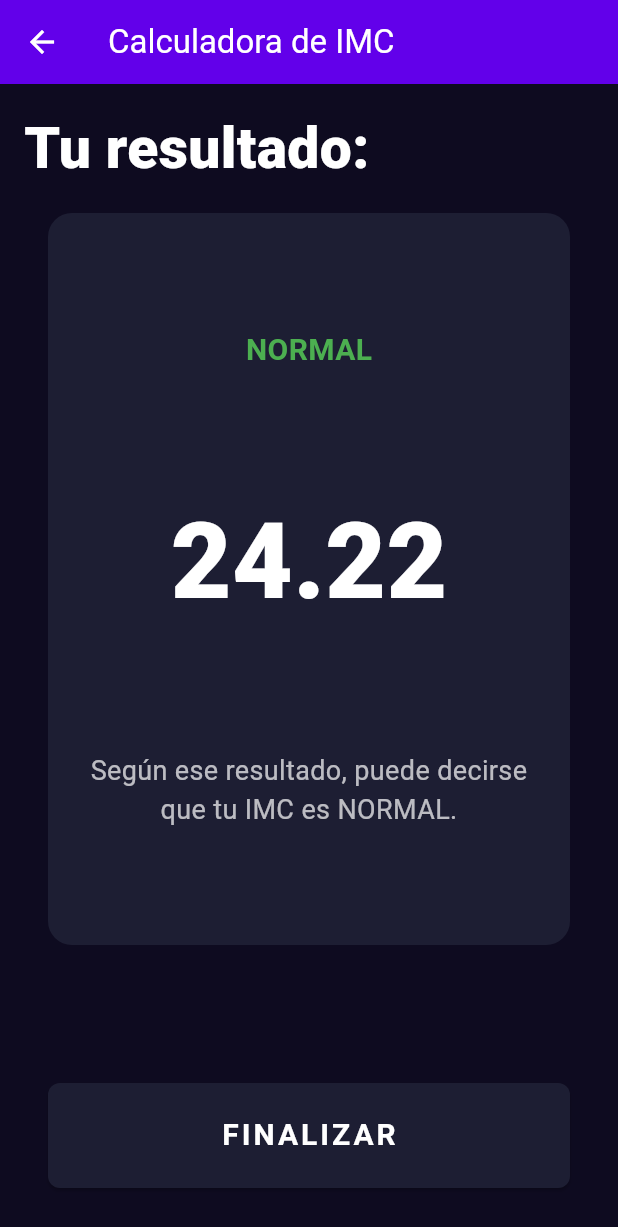
After one commit to drfcozapata/bmi_calculator, a Flutter app: the screen it shows after launch, after a tap on the "remove" icon, after a tap on the "add" icon, after a tap on "CALCULAR IMC", on a phone screen of 412 x 824 dp. The commit adds this screen. Shown: the top 1227 px of the screen. Run offline on Flutter 3.47's test engine with Material 3 defaults, Android fonts, the phone set to English and light mode, and no system bars.

Commit message:
App finished

```diff
--- a/lib/components/height_selector.dart
+++ b/lib/components/height_selector.dart
@@ -3,15 +3,20 @@ import 'package:imc_calculator/core/app_colors.dart';
 import 'package:imc_calculator/core/text_styles.dart';
 
 class HeightSelector extends StatefulWidget {
-  const HeightSelector({super.key});
+  final double selectedHeight;
+  final Function(double) onHeightChange;
+
+  const HeightSelector({
+    super.key,
+    required this.selectedHeight,
+    required this.onHeightChange,
+  });
 
   @override
   State<HeightSelector> createState() => _HeightSelectorState();
 }
 
 class _HeightSelectorState extends State<HeightSelector> {
-  double height = 170;
-
   @override
   Widget build(BuildContext context) {
     return Padding(
@@ -25,13 +30,14 @@ class _HeightSelectorState extends State<HeightSelector> {
         child: Column(
           children: [
             Text('Altura'.toUpperCase(), style: TextStyles.bodyText),
-            Text('${height.toStringAsFixed(0)} cm', style: TextStyles.bigText),
+            Text(
+              '${widget.selectedHeight.toStringAsFixed(0)} cm',
+              style: TextStyles.bigText,
+            ),
             Slider(
-              value: height,
-              onChanged: (newValue) {
-                setState(() {
-                  height = newValue;
-                });
+              value: widget.selectedHeight,
+              onChanged: (newHeight) {
+                widget.onHeightChange(newHeight);
               },
               min: 140,
               max: 210,
--- a/lib/components/number_selector.dart
+++ b/lib/components/number_selector.dart
@@ -38,6 +38,7 @@ class _NumberSelectorState extends State<NumberSelector> {
               mainAxisAlignment: MainAxisAlignment.center,
               children: [
                 FloatingActionButton(
+                  heroTag: null,
                   onPressed: () {
                     widget.onDecrement();
                   },
@@ -47,6 +48,7 @@ class _NumberSelectorState extends State<NumberSelector> {
                 ),
                 SizedBox(width: 16),
                 FloatingActionButton(
+                  heroTag: null,
                   onPressed: () {
                     widget.onIncrement();
                   },
--- /dev/null
+++ b/lib/core/button_styles.dart
@@ -0,0 +1,11 @@
+import 'package:flutter/material.dart';
+import 'package:imc_calculator/core/app_colors.dart';
+
+class ButtonStyles {
+  static ButtonStyle finalButton = ButtonStyle(
+    shape: WidgetStatePropertyAll(
+      RoundedRectangleBorder(borderRadius: BorderRadius.circular(8)),
+    ),
+    backgroundColor: WidgetStatePropertyAll(AppColors.backgroundComponent),
+  );
+}
--- a/lib/core/text_styles.dart
+++ b/lib/core/text_styles.dart
@@ -1,6 +1,12 @@
 import 'package:flutter/material.dart';
 
 class TextStyles {
+  static const TextStyle bigResult = TextStyle(
+    color: Colors.white,
+    fontWeight: FontWeight.w800,
+    fontSize: 70,
+  );
+
   static const TextStyle bigText = TextStyle(
     color: Colors.white,
     fontWeight: FontWeight.w800,
--- a/lib/screens/bmi_home_screen.dart
+++ b/lib/screens/bmi_home_screen.dart
@@ -2,8 +2,9 @@ import 'package:flutter/material.dart';
 import 'package:imc_calculator/components/gender_selector.dart';
 import 'package:imc_calculator/components/height_selector.dart';
 import 'package:imc_calculator/components/number_selector.dart';
-import 'package:imc_calculator/core/app_colors.dart';
+import 'package:imc_calculator/core/button_styles.dart';
 import 'package:imc_calculator/core/text_styles.dart';
+import 'package:imc_calculator/screens/bmi_result_screen.dart';
 
 class BmiHomeScreen extends StatefulWidget {
   const BmiHomeScreen({super.key});
@@ -15,13 +16,21 @@ class BmiHomeScreen extends StatefulWidget {
 class _BmiHomeScreenState extends State<BmiHomeScreen> {
   int selectedWeight = 70;
   int selectedAge = 25;
+  double selectedHeight = 170;
 
   @override
   Widget build(BuildContext context) {
     return Column(
       children: [
         GenderSelector(),
-        HeightSelector(),
+        HeightSelector(
+          selectedHeight: selectedHeight,
+          onHeightChange: (newHeight) {
+            setState(() {
+              selectedHeight = newHeight;
+            });
+          },
+        ),
         Padding(
           padding: const EdgeInsets.all(16),
           child: Row(
@@ -69,17 +78,19 @@ class _BmiHomeScreenState extends State<BmiHomeScreen> {
             height: 70,
             width: double.infinity,
             child: ElevatedButton(
-              onPressed: () {},
-              style: ButtonStyle(
-                shape: WidgetStatePropertyAll(
-                  RoundedRectangleBorder(
-                    borderRadius: BorderRadius.circular(8),
+              onPressed: () {
+                Navigator.push(
+                  context,
+                  MaterialPageRoute(
+                    builder:
+                        (context) => BmiResultScreen(
+                          height: selectedHeight,
+                          weight: selectedWeight,
+                        ),
                   ),
-                ),
-                backgroundColor: WidgetStatePropertyAll(
-                  AppColors.backgroundComponent,
-                ),
-              ),
+                );
+              },
+              style: ButtonStyles.finalButton,
               child: Text(
                 'Calcular IMC'.toUpperCase(),
                 style: TextStyles.calculateText,
--- /dev/null
+++ b/lib/screens/bmi_result_screen.dart
@@ -0,0 +1,132 @@
+import 'package:flutter/material.dart';
+import 'package:imc_calculator/core/app_colors.dart';
+import 'package:imc_calculator/core/button_styles.dart';
+import 'package:imc_calculator/core/text_styles.dart';
+
+class BmiResultScreen extends StatelessWidget {
+  final double height;
+  final int weight;
+
+  const BmiResultScreen({
+    super.key,
+    required this.height,
+    required this.weight,
+  });
+
+  @override
+  Widget build(BuildContext context) {
+    return Scaffold(
+      appBar: appBarResult(),
+      backgroundColor: AppColors.background,
+      body: bodyResult(context),
+    );
+  }
+
+  Padding bodyResult(BuildContext context) {
+    double result = weight / ((height / 100) * (height / 100));
+    String bmiResult = result.toStringAsFixed(2);
+    String interpretation = 'no se pudo calcular el IMC.';
+    String range = 'Normal';
+
+    switch (result) {
+      case (< 18.5):
+        interpretation = 'tienes BAJO PESO.';
+        range = 'Bajo Peso';
+      case (>= 18.5 && < 25.0):
+        interpretation = 'tu IMC es NORMAL.';
+        range = 'Normal';
+      case (>= 25.0 && < 30.0):
+        interpretation = 'tu IMC se encuentra en rango de SOBREPESO.';
+        range = 'Sobrepeso';
+      case (>= 30.0 && < 35.0):
+        interpretation = 'tu IMC se encuentra en rango de OBESIDAD I.';
+        range = 'Obesidad I';
+      case (>= 35.0 && < 40.0):
+        interpretation = 'tu IMC se encuentra en rango de OBESIDAD II.';
+        range = 'Obesidad II';
+      case (>= 40.0):
+        interpretation = 'tu IMC se encuentra en rango de OBESIDAD III.';
+        range = 'Obesidad III';
+    }
+
+    return Padding(
+      padding: const EdgeInsets.all(16.0),
+      child: Column(
+        crossAxisAlignment: CrossAxisAlignment.start,
+        children: [
+          Text('Tu resultado:', style: TextStyles.bigText),
+          Expanded(
+            child: Padding(
+              padding: const EdgeInsets.all(16.0),
+              child: Container(
+                width: double.infinity,
+                decoration: BoxDecoration(
+                  color: AppColors.backgroundComponent,
+                  borderRadius: BorderRadius.circular(16),
+                ),
+                child: Column(
+                  mainAxisAlignment: MainAxisAlignment.spaceEvenly,
+                  children: [
+                    Text(
+                      range.toUpperCase(),
+                      style: TextStyle(
+                        color: getColorByBmi(result),
+                        fontWeight: FontWeight.w600,
+                        fontSize: 20,
+                      ),
+                    ),
+                    Text(bmiResult, style: TextStyles.bigResult),
+                    Padding(
+                      padding: const EdgeInsets.only(left: 20, right: 20),
+                      child: Text(
+                        'Según ese resultado, puede decirse que $interpretation',
+                        style: TextStyles.bodyText,
+                        textAlign: TextAlign.center,
+                      ),
+                    ),
+                  ],
+                ),
+              ),
+            ),
+          ),
+          SizedBox(height: 60),
+          Padding(
+            padding: const EdgeInsets.all(16),
+            child: SizedBox(
+              height: 70,
+              width: double.infinity,
+              child: ElevatedButton(
+                onPressed: () {
+                  Navigator.pop(context);
+                },
+                style: ButtonStyles.finalButton,
+                child: Text(
+                  'Finalizar'.toUpperCase(),
+                  style: TextStyles.calculateText,
+                ),
+              ),
+            ),
+          ),
+        ],
+      ),
+    );
+  }
+
+  AppBar appBarResult() {
+    return AppBar(
+      backgroundColor: AppColors.primary,
+      foregroundColor: Colors.white,
+      title: Text('Calculadora de IMC'),
+    );
+  }
+
+  Color getColorByBmi(double result) {
+    return switch (result) {
+      < 18.5 => Colors.blue,
+      >= 18.5 && < 25.0 => Colors.green,
+      >= 25.0 && < 30.0 => Colors.amber,
+      >= 30.0 => Colors.red,
+      double() => throw UnimplementedError(),
+    };
+  }
+}
```
